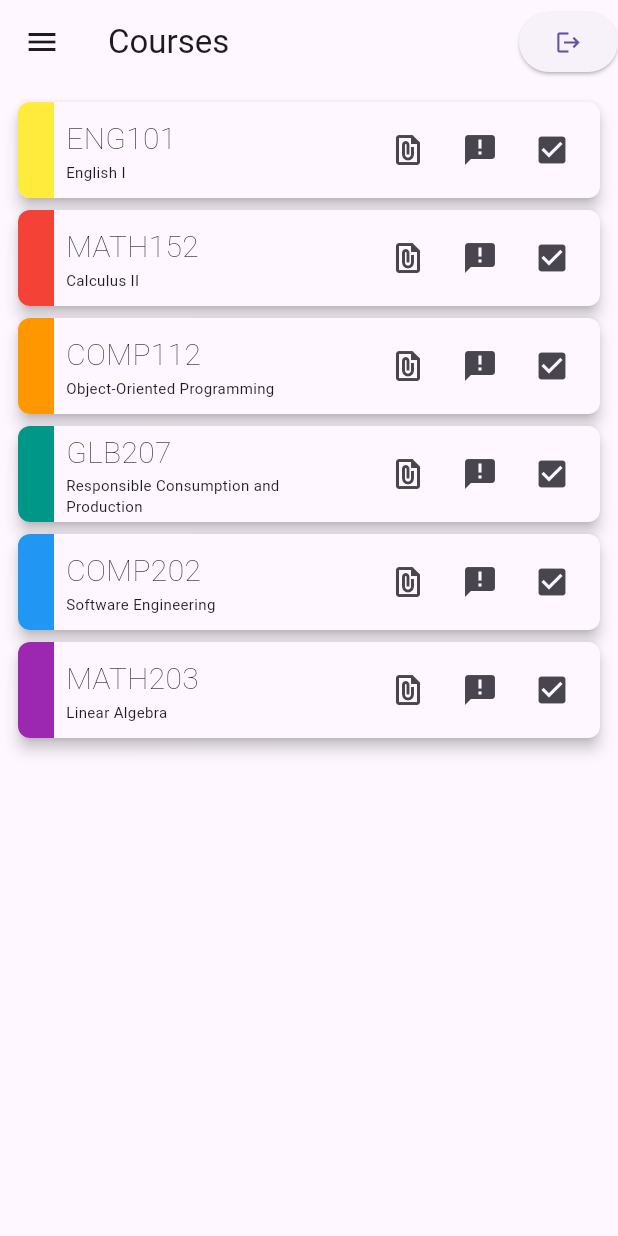
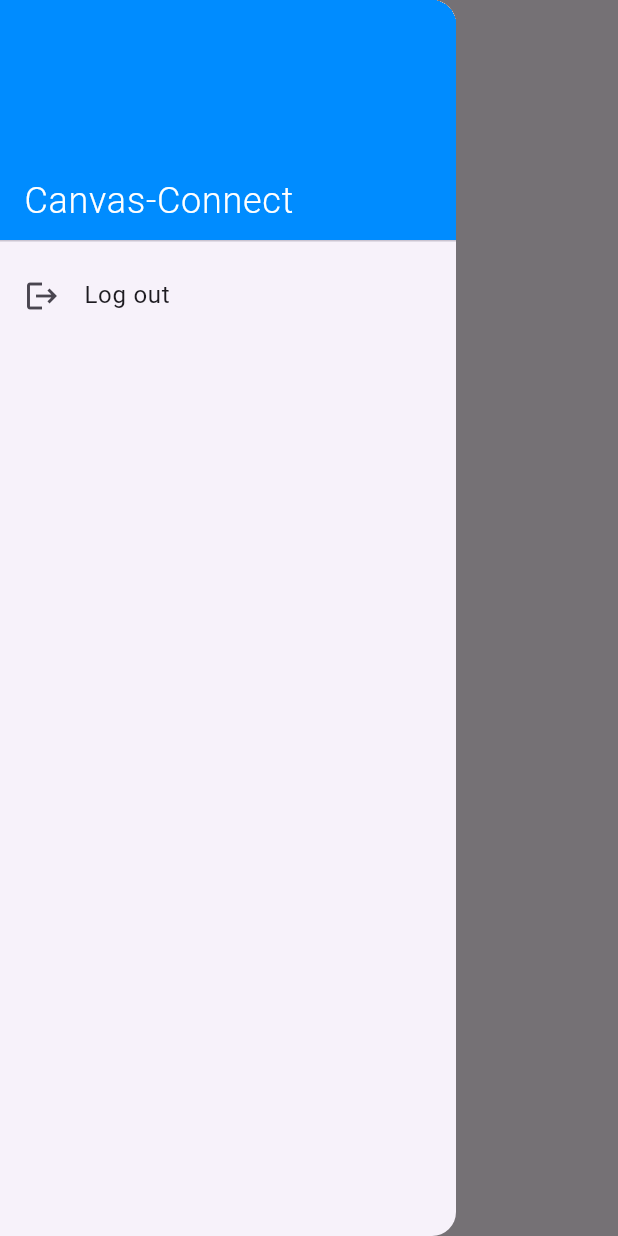
Before and after one commit to FurqanBhat/Canvas-Connect, a Flutter app: the CourseList screen opened directly, with the side drawer open (before the commit the screen has no drawer), on a phone screen of 412 x 824 dp. Run offline on Flutter 3.47's test engine with Material 3 defaults, Android fonts, the light colour scheme and no system bars; our stand-ins replace flutter_spinkit, shared_preferences; accounts and stored records are empty.

Commit message:
course_list: Make functional
Replace sample course with courses retrieved from the API and add a drawer to
host the log out button and other options in the future.

```diff
--- a/lib/screen/course_list.dart
+++ b/lib/screen/course_list.dart
@@ -2,53 +2,52 @@ import 'package:canvas_connect/models/LoginModel.dart';
 import 'package:canvas_connect/resource/theme.dart';
 import 'package:canvas_connect/screen/course_screen.dart';
 import 'package:canvas_connect/screen/login_screen.dart';
+import 'package:canvas_connect/models/CoursesModel.dart';
 import 'package:flutter/material.dart';
 import 'package:flutter/widgets.dart';
 
-class Course {
-  String id;
-  String name;
-  Color color;
-
-  Course(this.id, this.name, this.color);
-}
-
-/* Sample course list */
 class CourseList extends StatelessWidget {
-  final List<Course> courses = [
-    Course("ENG101", "English I", Colors.yellow),
-    Course("MATH152", "Calculus II", Colors.red),
-    Course("COMP112", "Object-Oriented Programming", Colors.orange),
-    Course("GLB207", "Responsible Consumption and Production", Colors.teal),
-    Course("COMP202", "Software Engineering", Colors.blue),
-    Course("MATH203", "Linear Algebra", Colors.purple)
-  ];
-
   @override
   Widget build(BuildContext context) {
     return Scaffold(
         appBar: AppBar(
           title: const Text("Courses"),
-          leading: IconButton(
-            icon: const Icon(Icons.menu),
-            onPressed: () {},
         ),
-          actions: [
-            ElevatedButton(
-              child: Icon(
-                Icons.logout,
+        drawer: Drawer(
+          child: ListView(
+            padding: EdgeInsets.zero,
+            children: [
+              DrawerHeader(
+                decoration: BoxDecoration(
+                  color: Theme.of(context).primaryColor
                 ),
-              onPressed: () {
+                child: const Align(
+                  alignment: Alignment.bottomLeft,
+                  child: Text(
+                    "Canvas-Connect",
+                    style: TextStyle(
+                      color: Colors.white,
+                      fontSize: 24.0,
+                      fontWeight: FontWeight.w300,
+                    ),
+                  ),
+                )
+              ),
+              ListTile(
+                leading: const Icon(Icons.logout),
+                title: const Text("Log out"),
+                onTap: () {
                   LoginModel.logOut();
                   Navigator.of(context).push(
-                    MaterialPageRoute(builder: (context) => LoginScreen()));
+                  MaterialPageRoute(builder: (context) => const LoginScreen()));
                 },
               )
             ],
+          )
         ),
         body: ListView.builder(
           padding: const EdgeInsets.all(8.0),
-          itemCount: courses.length,
+          itemCount: CoursesModel.courses.length,
           itemBuilder: (context, index) {
             return Padding(
               padding: const EdgeInsets.all(4.0),
@@ -60,13 +59,13 @@ class CourseList extends StatelessWidget {
                   color: Theme.of(context).cardColor,
                   child: InkWell(
                     child: SizedBox(
-                        height: 64.0,
+                        height: 72.0,
                         child: Row(
                           children: [
                             SizedBox(
                               width: 24.0,
                               child: Container(
-                                color: courses[index].color,
+                                color: CoursesModel.courses[index].color,
                               ),
                             ),
                             const SizedBox(width: 8.0),
@@ -76,12 +75,12 @@ class CourseList extends StatelessWidget {
                                 mainAxisAlignment: MainAxisAlignment.center,
                                 children: [
                                   Text(
-                                    courses[index].id,
+                                    CoursesModel.courses[index].code,
                                     style: const TextStyle(
                                         fontSize: 20.0,
                                         fontWeight: FontWeight.w200),
                                   ),
-                                  Text(courses[index].name,
+                                  Text(CoursesModel.courses[index].name,
                                       style: const TextStyle(
                                         fontSize: 10.0,
                                       )),
@@ -90,16 +89,15 @@ class CourseList extends StatelessWidget {
                             ),
                             const SizedBox(width: 8.0),
                             Row(children: [
-                              /* Sample quick access buttons */
-                              IconButton(
-                                  icon: const Icon(Icons.file_present),
-                                  onPressed: () {}),
+                              /* Quick access buttons */
                               IconButton(
                                   icon: const Icon(Icons.announcement),
-                                  onPressed: () {}),
+                                  onPressed: () {}
+                              ),
                               IconButton(
                                   icon: const Icon(Icons.check_box),
-                                  onPressed: () {}),
+                                  onPressed: () {}
+                              ),
                             ]),
                             const SizedBox(width: 8.0)
                           ],
```
Lines whose indentation alone changed are shown as unchanged.
